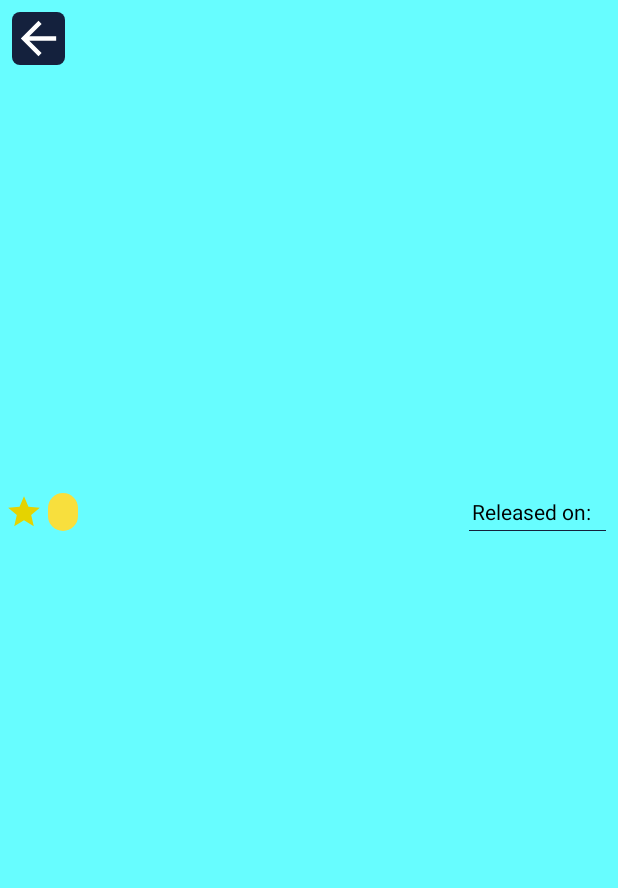
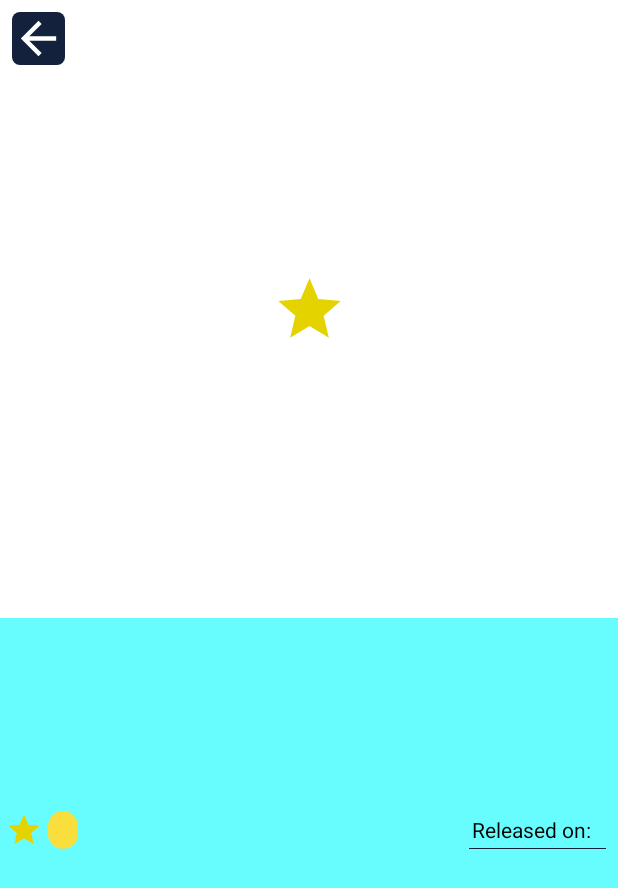
Before and after one commit to idandamri/MovieAppIdan, an Android app: the fragment MovieDetailsPage placed in its activity, on a phone screen of 412 x 824 dp. Shown: the top 888 px of the screen. Run offline under Robolectric (Android 15) with nearby library versions, the phone set to English and light mode, and no system bars; network calls fail; pictures from the network do not load.

Commit message:
changed splash fragment to activity

```diff
--- a/app/src/main/java/com/scores/mymovieapp/adapters/ListPageAdapter.kt
+++ b/app/src/main/java/com/scores/mymovieapp/adapters/ListPageAdapter.kt
@@ -50,7 +50,7 @@ class ListPageAdapter (private var onRecyclerViewItemClickListenerScreen : OnRec
 
                 Glide.with(itemView.context)
                     .load(value.image)
-                    .placeholder(R.drawable.ic_baseline_star_24)
+                    .placeholder(R.drawable.ic_baseline_star)
                     .into(itemView.movie_item_iv)
                 itemView.setOnClickListener {
                     onRecyclerViewItemClickListenerScreen.onRecyclerViewItemClicked(value)
--- a/app/src/main/java/com/scores/mymovieapp/dbUtils/MoviesDatabase.kt
+++ b/app/src/main/java/com/scores/mymovieapp/dbUtils/MoviesDatabase.kt
@@ -5,6 +5,7 @@ import androidx.room.Room
 import androidx.room.RoomDatabase
 import androidx.room.TypeConverters
 import com.scores.mymovieapp.activities.MainActivity
+import com.scores.mymovieapp.utilities.Utils
 
 @Database(entities = [Movie::class], version = 1, exportSchema = false)
 @TypeConverters(ListConverter::class)
@@ -16,7 +17,7 @@ abstract class MoviesDatabase : RoomDatabase(){
         fun getDataBase(): MoviesDatabase? {
             if (INSTANCE == null){
                 synchronized(MoviesDatabase::class){
-                    INSTANCE = Room.databaseBuilder(MainActivity.getContext().applicationContext, MoviesDatabase::class.java, "moviesDB").build()
+                    INSTANCE = Room.databaseBuilder(Utils.getContext().applicationContext, MoviesDatabase::class.java, "moviesDB").build()
                 }
             }
             return INSTANCE
--- a/app/src/main/java/com/scores/mymovieapp/fragments/MovieListPage.kt
+++ b/app/src/main/java/com/scores/mymovieapp/fragments/MovieListPage.kt
@@ -113,7 +113,7 @@ class MovieListPage : BaseListFragment() , OnRecyclerViewItemClickListenerScreen
 
     private fun openQrCodeReader() {
         try {
-            val readerIntent = Intent(MainActivity.getContext(),QrCodeReaderActivity::class.java)
+            val readerIntent = Intent(Utils.getContext(),QrCodeReaderActivity::class.java)
             activity?.startActivityForResult(readerIntent, QR_REQUEST_CODE)
         } catch (e: Exception) {
             e.printStackTrace()
--- a/app/src/main/java/com/scores/mymovieapp/fragments/SplashPage.kt
+++ /dev/null
@@ -1,118 +0,0 @@
-package com.scores.mymovieapp.fragments
-
-import android.os.Bundle
-import android.view.LayoutInflater
-import android.view.View
-import android.view.ViewGroup
-import android.widget.ImageView
-import androidx.fragment.app.Fragment
-import com.bumptech.glide.Glide
-import com.bumptech.glide.load.engine.DiskCacheStrategy
-import com.scores.mymovieapp.R
-import com.scores.mymovieapp.activities.MainActivity
-import com.scores.mymovieapp.dbUtils.Movie
-import com.scores.mymovieapp.interfaces.INavigateToNextScreen
-import com.scores.mymovieapp.interfaces.IcheckDbState
-import com.scores.mymovieapp.interfaces.IonRequestCompleted
-import com.scores.mymovieapp.objects.MoviesListResponseObject
-import com.scores.mymovieapp.utilities.DbManager
-import com.scores.mymovieapp.utilities.EmovieNavigationType
-import com.scores.mymovieapp.utilities.NetworkMgr
-
-
-class SplashPage : Fragment(), IonRequestCompleted, IcheckDbState {
-
-    private lateinit var splashIv : ImageView
-
-    override fun onCreateView(inflater: LayoutInflater, container: ViewGroup?, savedInstanceState: Bundle?): View? {
-        val view = inflater.inflate(R.layout.splash_screen_layout, container, false)
-        initViews(view)
-        showGif()
-        return view
-    }
-
-    override fun onResume() {
-        try {
-            super.onResume()
-            updateListOfMoviesFromWebOrDb()
-        } catch (e: Exception) {
-            e.printStackTrace()
-        }
-    }
-
-    private fun updateListOfMoviesFromWebOrDb() {
-        try {
-            DbManager.startProcess(this)
-        } catch (e: Exception) {
-            e.printStackTrace()
-        }
-    }
-
-    override fun updateListAccordingToDB(isListNotEmpty: Boolean){
-        try {
-            if(isListNotEmpty){
-                goToNextPage()
-            }
-            else {
-                NetworkMgr.request(this, NetworkMgr.MOVIE_URL)
-            }
-        } catch (e: Exception) {
-            e.printStackTrace()
-        }
-    }
-
-    private fun goToNextPage() {
-        try {
-            if(activity is INavigateToNextScreen){
-                (activity as INavigateToNextScreen).navigateToNextScreen(EmovieNavigationType.FROM_SPLASH_TO_LIST_PAGE, null)
-            }
-        } catch (e: Exception) {
-            e.printStackTrace()
-        }
-    }
-
-    private fun showGif() {
-        try {
-            Glide.with(MainActivity.getContext())
-                .load("https://media.giphy.com/media/8lKyuiFprZaj2lC3WN/giphy.gif")
-                .diskCacheStrategy(DiskCacheStrategy.DATA)
-                .centerCrop()
-                .into(splashIv)
-        } catch (e: Exception) {
-            e.printStackTrace()
-        }
-    }
-
-    private fun initViews(view: View?) {
-        splashIv = view!!.findViewById(R.id.splash_iv)
-    }
-
-    companion object {
-        fun newInstance(): SplashPage {
-            val fragment = SplashPage()
-            val args = Bundle()
-            //add arguments if needed
-            fragment.arguments = args
-            return fragment
-        }
-    }
-
-    override fun updateDbWithDataAfterRequestFromServer(data: MoviesListResponseObject) {
-        try {
-            DbManager.updateDB(data)
-            goToNextPage()
-        } catch (e: Exception) {
-            e.printStackTrace()
-        }
-    }
-
-    override fun parseJsonString(jsonStr: String) {
-        try {
-            val models: Array<Movie> = NetworkMgr.getGson().fromJson(jsonStr, Array<Movie>::class.java)
-            val responseData = MoviesListResponseObject(models)
-            updateDbWithDataAfterRequestFromServer(responseData)
-        } catch (e: Exception) {
-            e.printStackTrace()
-        }
-    }
-}
--- a/app/src/main/java/com/scores/mymovieapp/utilities/EmovieNavigationType.kt
+++ b/app/src/main/java/com/scores/mymovieapp/utilities/EmovieNavigationType.kt
@@ -1,6 +1,6 @@
 package com.scores.mymovieapp.utilities
 
 enum class EmovieNavigationType (val value: Int) {
-    FROM_SPLASH_TO_LIST_PAGE(0),
-    FROM_LIST_PAGE_TO_DETAILS(1),
+    FROM_LIST_PAGE_TO_DETAILS(0),
+    FROM_DETAILS_TO_QR(1),
 }
--- a/app/src/main/java/com/scores/mymovieapp/utilities/NetworkMgr.kt
+++ b/app/src/main/java/com/scores/mymovieapp/utilities/NetworkMgr.kt
@@ -15,7 +15,7 @@ class NetworkMgr {
         private var gson: Gson = Gson()
         val MOVIE_URL = "https://api.androidhive.info/json/movies.json"
         val NETWORK_TAG = "network_tag"
-        val queue = Volley.newRequestQueue(MainActivity.getContext())
+        val queue = Volley.newRequestQueue(Utils.getContext())
 
         fun request(requestSuccessfulListener: IonRequestCompleted, url : String) {
             try {
@@ -25,7 +25,7 @@ class NetworkMgr {
                         requestSuccessfulListener.parseJsonString(response)
                     },
                     Response.ErrorListener {
-                        Toast.makeText(MainActivity.getContext(),"Error in request", Toast.LENGTH_SHORT).show()
+                        Toast.makeText(Utils.getContext(),"Error in request", Toast.LENGTH_SHORT).show()
                     })
                 stringRequest.tag = NETWORK_TAG
                 queue.add(stringRequest)
--- a/app/src/main/res/layout/activity_main.xml
+++ b/app/src/main/res/layout/activity_main.xml
@@ -2,6 +2,7 @@
 <androidx.constraintlayout.widget.ConstraintLayout xmlns:android="http://schemas.android.com/apk/res/android"
     android:layout_width="match_parent"
     android:id="@+id/main_activity_cl"
+    android:background="@color/lightBlueColor"
     android:layout_height="match_parent">
 
     <FrameLayout
--- a/app/src/main/res/layout/splash_screen_layout.xml
+++ b/app/src/main/res/layout/activity_splash.xml
@@ -1,9 +1,11 @@
 <?xml version="1.0" encoding="utf-8"?>
 <androidx.constraintlayout.widget.ConstraintLayout xmlns:android="http://schemas.android.com/apk/res/android"
+    xmlns:app="http://schemas.android.com/apk/res-auto"
+    xmlns:tools="http://schemas.android.com/tools"
     android:layout_width="match_parent"
     android:layout_height="match_parent"
-    xmlns:app="http://schemas.android.com/apk/res-auto"
-    android:background="@color/lightBlueColor">
+    android:background="@color/lightBlueColor"
+    tools:context=".activities.SplashActivity">
 
     <ImageView
         android:id="@+id/splash_iv"
--- a/app/src/main/res/layout/movie_details_page_layout.xml
+++ b/app/src/main/res/layout/movie_details_page_layout.xml
@@ -9,6 +9,8 @@
             android:id="@+id/details_iv"
             android:layout_width="match_parent"
             android:layout_height="wrap_content"
+            android:background="@color/colorExtra"
+            android:src="@drawable/ic_baseline_star"
             android:minHeight="200dp"
             android:scaleType="center"
             android:adjustViewBounds="true"
@@ -45,7 +47,7 @@
             android:layout_width="25dp"
             android:layout_height="25dp"
             android:layout_marginTop="20dp"
-            android:src="@drawable/ic_baseline_star_24"
+            android:src="@drawable/ic_baseline_star"
             app:layout_constraintStart_toStartOf="@+id/item_genre_ll"
             app:layout_constraintTop_toBottomOf="@+id/item_genre_ll" />
 
--- a/app/src/main/res/values/strings.xml
+++ b/app/src/main/res/values/strings.xml
@@ -5,6 +5,6 @@
     <string name="genre_is">Genre is:</string>
     <string name="genre_are">Genres are:</string>
     <string name="add_movie">Add movie</string>
-    <string name="movie_permission_asking_string">You Should approve the permission for the camera to enjoy the QR code reader, please press "Allow"</string>
+    <string name="movie_permission_asking_string"></string>
     <string name="movie_in_db">Current movie already exist in the Database</string>
 </resources>
```
Also changed, not shown: app/src/main/AndroidManifest.xml (+9 -3 lines), app/src/main/java/com/scores/mymovieapp/activities/MainActivity.kt (+14 -20 lines), app/src/main/java/com/scores/mymovieapp/activities/SplashActivity.kt (added, +102 -0 lines), app/src/main/java/com/scores/mymovieapp/fragments/MovieDetailsPage.kt (+9 -8 lines), app/src/main/java/com/scores/mymovieapp/utilities/Utils.kt (+15 -8 lines), app/src/main/res/drawable/ic_baseline_star.xml (renamed from app/src/main/res/drawable/ic_baseline_star_24.xml).
